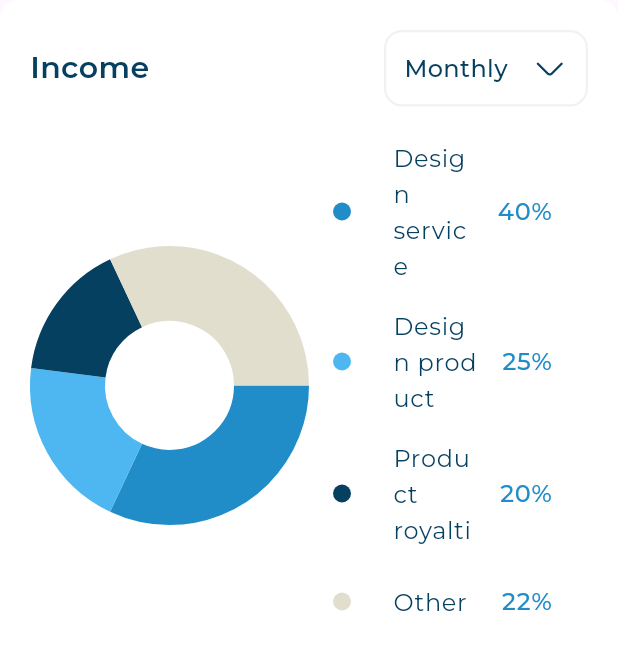
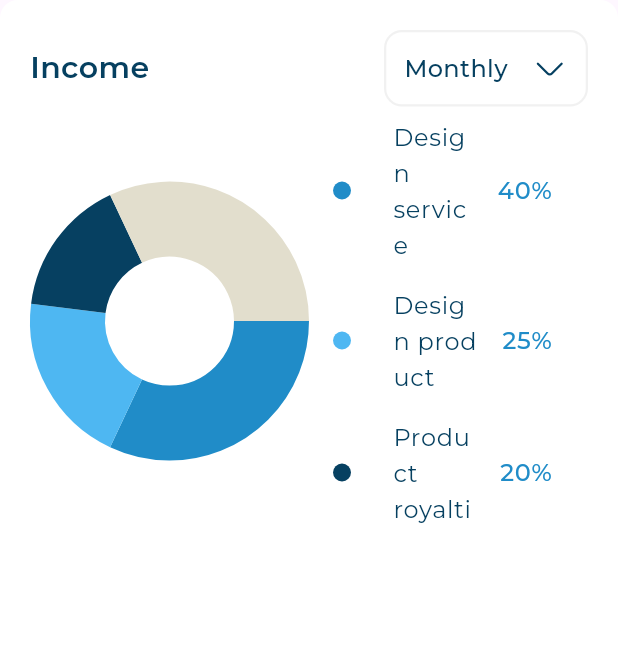
Before and after one commit to Kerolos163/responsive_dash_board, a Flutter app: the IncomeSection widget shown alone on an empty page, opened directly, on a phone screen of 412 x 824 dp. Shown: the top 650 px of the screen. Run offline on Flutter 3.47's test engine with Material 3 defaults, Android fonts, the phone set to English and light mode, and no system bars; drawn by our look-alikes of fl_chart; our stand-ins replace expandable_page_view, flutter_bloc, flutter_svg; project files that could hold a hidden picture were left out.

Commit message:
Refacactor BreakPoint

```diff
--- /dev/null
+++ b/lib/utils/size_config.dart
@@ -0,0 +1,4 @@
+abstract class SizeConfig {
+  static const double desktop = 1200;
+  static const double tablet = 800;
+}
--- a/lib/views/dash_board_view.dart
+++ b/lib/views/dash_board_view.dart
@@ -1,4 +1,5 @@
 import 'package:flutter/material.dart';
+import 'package:responsive_dash_board/utils/size_config.dart';
 
 import '../utils/app_color.dart';
 import 'widget/custom_drawer.dart';
@@ -20,7 +21,7 @@ class _DashBoardViewState extends State<DashBoardView> {
   Widget build(BuildContext context) {
     return Scaffold(
       key: _scaffoldKey,
-      appBar: MediaQuery.sizeOf(context).width < 800
+      appBar: MediaQuery.sizeOf(context).width < SizeConfig.tablet
           ? AppBar(
               backgroundColor: AppColor.primary,
               elevation: 0,
@@ -36,7 +37,7 @@ class _DashBoardViewState extends State<DashBoardView> {
             )
           : null,
       backgroundColor: AppColor.lightGrey3,
-      drawer: MediaQuery.sizeOf(context).width < 800
+      drawer: MediaQuery.sizeOf(context).width < SizeConfig.tablet
           ? SizedBox(
               width: MediaQuery.sizeOf(context).width * .7,
               child: const CustomDrawer(),
--- a/lib/views/widget/income_section.dart
+++ b/lib/views/widget/income_section.dart
@@ -1,28 +1,25 @@
+import 'dart:developer';
+
 import 'package:flutter/material.dart';
+import 'package:responsive_dash_board/views/widget/income_section_body.dart';
 
 import '../../utils/app_styles.dart';
 import 'custom_background_container.dart';
 import 'duration_container.dart';
-import 'inchome_chart.dart';
-import 'income_details.dart';
 
 class IncomeSection extends StatelessWidget {
   const IncomeSection({super.key});
 
   @override
   Widget build(BuildContext context) {
+    log(MediaQuery.sizeOf(context).width.toString());
     return CustomBackgroundContainer(
       child: Column(
         children: [
           incomeSectionHeader(),
           const AspectRatio(
-            aspectRatio: 1,
-            child: Row(
-              children: [
-                Expanded(child: IncomeChartWidget()),
-                Expanded(child: IncomeDetails()),
-              ],
-            ),
+            aspectRatio: 1.3,
+            child: IncomeSectionBody(),
           )
         ],
       ),
--- /dev/null
+++ b/lib/views/widget/income_section_body.dart
@@ -0,0 +1,24 @@
+import 'package:flutter/material.dart';
+import 'package:responsive_dash_board/utils/size_config.dart';
+import 'package:responsive_dash_board/views/widget/inchome_chart.dart';
+
+import 'income_details.dart';
+
+class IncomeSectionBody extends StatelessWidget {
+  const IncomeSectionBody({
+    super.key,
+  });
+
+  @override
+  Widget build(BuildContext context) {
+    var width = MediaQuery.sizeOf(context).width;
+    return  width < 1498.5 && width > SizeConfig.desktop
+        ? const SizedBox()
+        : const Row(
+            children: [
+              Expanded(child: IncomeChartWidget()),
+              Expanded(child: IncomeDetails()),
+            ],
+          );
+  }
+}
```
